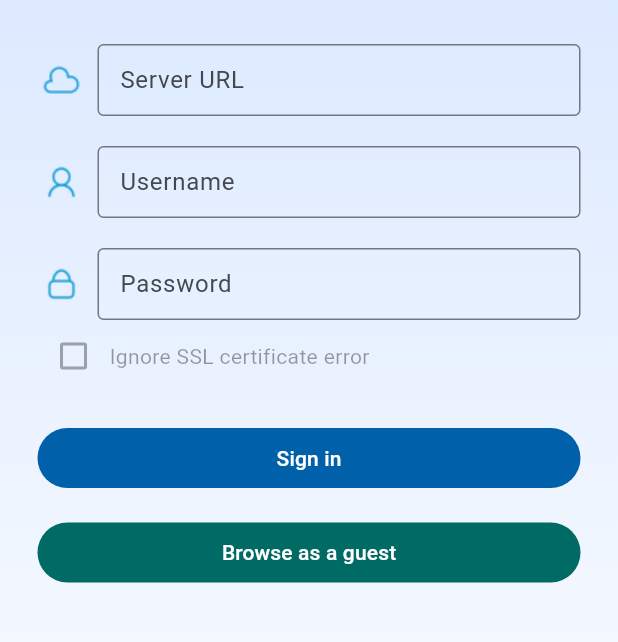
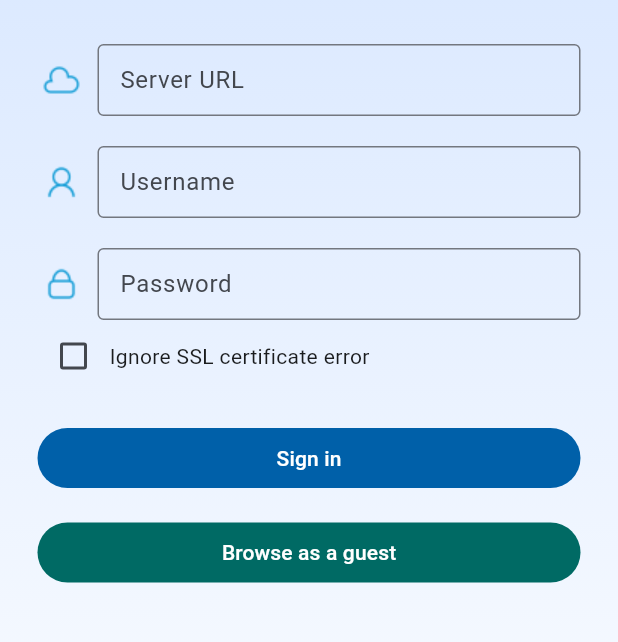
Before and after one commit to BFWXKJGS/AlistClient, a Flutter app: the LoginScreen screen opened by its route, after a tap on "Disagree", on a phone screen of 412 x 824 dp, the part 265-907 px from its top. Run offline on Flutter 3.47's test engine with Material 2 defaults, Android fonts, the phone set to English and light mode, and no system bars; our stand-ins replace dio, extended_image, floor, flutter_smart_dialog, get, open_file and 5 more; missing offline and left inert: auto_orientation, flustars, flutter_aliplayer, markdown, markdown_widget, screen_brightness and 2 more; accounts and stored records are empty; generated files the repository leaves out were written again.

Commit message:
feat:Improve login page logic.

```diff
--- /dev/null
+++ b/lib/entity/my_info_resp.dart
@@ -0,0 +1,29 @@
+import 'package:alist/generated/json/base/json_field.dart';
+import 'package:alist/generated/json/my_info_resp.g.dart';
+import 'dart:convert';
+
+@JsonSerializable()
+class MyInfoResp {
+	late int id;
+	late String username;
+	late String password;
+	@JSONField(name: "base_path")
+	late String basePath;
+	late int role;
+	late bool disabled;
+	late int permission;
+	@JSONField(name: "sso_id")
+	late String ssoId;
+	late bool otp;
+
+	MyInfoResp();
+
+	factory MyInfoResp.fromJson(Map<String, dynamic> json) => $MyInfoRespFromJson(json);
+
+	Map<String, dynamic> toJson() => $MyInfoRespToJson(this);
+
+	@override
+	String toString() {
+		return jsonEncode(this);
+	}
+}
--- a/lib/l10n/intl_en_us.dart
+++ b/lib/l10n/intl_en_us.dart
@@ -6,9 +6,9 @@ const translationsEnUS = {
   "screenName_home": "Home",
   "screenName_donate": "Donate",
   "screenName_about": "About",
-  "loginScreen_hint_username": "Username",
-  "loginScreen_hint_password": "Password",
-  "loginScreen_hint_serverUrl": "Server URL",
+  "loginScreen_label_username": "Username",
+  "loginScreen_label_password": "Password",
+  "loginScreen_label_serverUrl": "Server URL",
   "loginScreen_button_login": "Sign in",
   "loginScreen_button_guestMode": "Browse as a guest",
   "loginScreen_tips_serverUrlError": "Server URL is invalid",
--- a/lib/l10n/intl_keys.dart
+++ b/lib/l10n/intl_keys.dart
@@ -6,9 +6,9 @@ class Intl {
   static const String screenName_home = "screenName_home";
   static const String screenName_donate = "screenName_donate";
   static const String screenName_about = "screenName_about";
-  static const String loginScreen_hint_username = "loginScreen_hint_username";
-  static const String loginScreen_hint_password = "loginScreen_hint_password";
-  static const String loginScreen_hint_serverUrl = "loginScreen_hint_serverUrl";
+  static const String loginScreen_label_username = "loginScreen_label_username";
+  static const String loginScreen_label_password = "loginScreen_label_password";
+  static const String loginScreen_label_serverUrl = "loginScreen_label_serverUrl";
   static const String loginScreen_button_login = "loginScreen_button_login";
   static const String loginScreen_button_guestMode = "loginScreen_button_guestMode";
   static const String loginScreen_tips_serverUrlError = "loginScreen_tips_serverUrlError";
--- a/lib/l10n/intl_zh_cn.dart
+++ b/lib/l10n/intl_zh_cn.dart
@@ -6,9 +6,9 @@ const translationsZhCN = {
   "screenName_home": "首页",
   "screenName_donate": "赞赏",
   "screenName_about": "关于我们",
-  "loginScreen_hint_username": "用户名",
-  "loginScreen_hint_password": "密码",
-  "loginScreen_hint_serverUrl": "服务器地址",
+  "loginScreen_label_username": "用户名",
+  "loginScreen_label_password": "密码",
+  "loginScreen_label_serverUrl": "服务器地址",
   "loginScreen_button_login": "登录",
   "loginScreen_button_guestMode": "游客模式",
   "loginScreen_tips_serverUrlError": "请输入正确的服务器地址",
--- a/lib/net/net_error_handler.dart
+++ b/lib/net/net_error_handler.dart
@@ -2,12 +2,16 @@ import 'dart:io';
 
 import 'package:alist/l10n/intl_keys.dart';
 import 'package:alist/net/json_parse_error.dart';
+import 'package:alist/net/redirect_exception.dart';
 import 'package:alist/util/log_utils.dart';
 import 'package:dio/dio.dart';
 import 'package:get/get.dart';
 
 class NetErrorHandler {
   static String netErrorToMessage(dynamic error) {
+    if (error is RedirectException) {
+      return error.message;
+    }
     if (error is JsonParseException) {
       return Intl.net_error_parse_error.tr;
     }
--- a/lib/router.dart
+++ b/lib/router.dart
@@ -19,7 +19,7 @@ class AlistRouter {
 
   static final List<GetPage> screens = [
     GetPage(name: NamedRouter.root, page: () => const SplashScreen()),
-    GetPage(name: NamedRouter.login, page: () => const LoginScreen()),
+    GetPage(name: NamedRouter.login, page: () => LoginScreen()),
     GetPage(name: NamedRouter.home, page: () => const HomeScreen()),
     GetPage(name: NamedRouter.fileList, page: () => const FileListScreen()),
     GetPage(name: NamedRouter.settings, page: () => const SettingsScreen()),
--- a/lib/screen/login_screen.dart
+++ b/lib/screen/login_screen.dart
@@ -1,6 +1,7 @@
 import 'dart:io';
 
 import 'package:alist/entity/login_resp_entity.dart';
+import 'package:alist/entity/my_info_resp.dart';
 import 'package:alist/generated/images.dart';
 import 'package:alist/l10n/intl_keys.dart';
 import 'package:alist/net/dio_utils.dart';
@@ -8,27 +9,83 @@ import 'package:alist/util/constant.dart';
 import 'package:alist/util/global.dart';
 import 'package:alist/util/keyboard_utils.dart';
 import 'package:alist/util/named_router.dart';
+import 'package:alist/util/string_utils.dart';
 import 'package:alist/util/user_controller.dart';
 import 'package:alist/widget/alist_scaffold.dart';
 import 'package:dio/dio.dart';
+import 'package:flustars/flustars.dart';
 import 'package:flutter/gestures.dart';
 import 'package:flutter/material.dart';
 import 'package:flutter_smart_dialog/flutter_smart_dialog.dart';
 import 'package:get/get.dart';
-import 'package:sp_util/sp_util.dart';
 
 typedef LoginSuccessCallback = Function();
 typedef LoginFailureCallback = Function(int code, String msg);
 
+const _bottomBarTypes1 = ["http://", "https://", "www.", "m."];
+const _bottomBarTypes2 = ["www.", "m.", ".com", ".cn"];
+
 class LoginScreen extends StatelessWidget {
-  const LoginScreen({super.key});
+  final loginScreenController = Get.put(LoginScreenController());
+
+  LoginScreen({super.key});
 
   @override
   Widget build(BuildContext context) {
     return AlistScaffold(
       appbarTitle: Text(Intl.screenName_login.tr),
-      body: SingleChildScrollView(
-        child: LoginScreenContainer(),
+      body: Stack(
+        children: [
+          GestureDetector(
+            onTap: () {
+              Get.focusScope?.unfocus();
+            },
+            behavior: HitTestBehavior.translucent,
+            child: SingleChildScrollView(
+              child: LoginScreenContainer(),
+            ),
+          ),
+          Obx(() => Positioned(
+                bottom: 0,
+                left: 0,
+                right: 0,
+                child: buildServerUrlBottomBar(
+                  context,
+                  loginScreenController.bottomBarTypes,
+                  loginScreenController.keyboardHeight.value > 0 &&
+                      loginScreenController.addressTextFieldIsFocused.value,
+                ),
+              )),
+        ],
+      ),
+    );
+  }
+
+  Widget buildServerUrlBottomBar(
+      BuildContext context, List<String> bottomBarTypes, bool visible) {
+    if (!visible) {
+      return const SizedBox();
+    }
+
+    return Container(
+      padding: const EdgeInsets.symmetric(horizontal: 6),
+      color: Theme.of(context).colorScheme.surfaceVariant,
+      child: Row(
+        children: [
+          for (var value1 in bottomBarTypes)
+            Expanded(
+              child: Padding(
+                padding: const EdgeInsets.symmetric(horizontal: 4),
+                child: ElevatedButton(
+                    style: ButtonStyle(
+                        minimumSize:
+                            MaterialStateProperty.all(const Size(0, 30))),
+                    onPressed: () =>
+                        loginScreenController.appendServerUrlText(value1),
+                    child: Text(value1)),
+              ),
+            )
+        ],
       ),
     );
   }
@@ -37,18 +94,21 @@ class LoginScreen extends StatelessWidget {
 class LoginScreenContainer extends StatelessWidget {
   LoginScreenContainer({super.key});
 
-  final loginScreenController = Get.put(LoginScreenController());
+  final loginScreenController = Get.find<LoginScreenController>();
 
   @override
   Widget build(BuildContext context) {
-    InputDecoration phoneNumberDecoration = LoginInputDecoration(
-      hintText: Intl.loginScreen_hint_username.tr,
+    InputDecoration usernameDecoration = LoginInputDecoration(
+      hintText: "guest",
+      labelText: Intl.loginScreen_label_username.tr,
     );
     InputDecoration passwordDecoration = LoginInputDecoration(
-      hintText: Intl.loginScreen_hint_password.tr,
+      hintText: "password",
+      labelText: Intl.loginScreen_label_password.tr,
     );
     InputDecoration addressDecoration = LoginInputDecoration(
-      hintText: Intl.loginScreen_hint_serverUrl.tr,
+      hintText: "https://example.com/",
+      labelText: Intl.loginScreen_label_serverUrl.tr,
     );
 
     return Padding(
@@ -61,11 +121,13 @@ class LoginScreenContainer extends StatelessWidget {
             icon: Image.asset(Images.loginScreenServerUrl),
             decoration: addressDecoration,
             controller: loginScreenController.addressController,
+            focusNode: loginScreenController.addressFocusNode,
+            keyboardType: TextInputType.url,
           ),
           LoginTextField(
             padding: const EdgeInsets.only(top: 20),
             icon: Image.asset(Images.loginScreenAccount),
-            decoration: phoneNumberDecoration,
+            decoration: usernameDecoration,
             controller: loginScreenController.usernameController,
           ),
           LoginTextField(
@@ -102,7 +164,7 @@ class LoginScreenContainer extends StatelessWidget {
               if (address.isEmpty) {
                 loginScreenController._tryEntryDefaultServer(context);
               } else {
-                loginScreenController._enterVisitorMode(context, address);
+                loginScreenController._enterVisitorMode(address);
               }
             },
             child: Center(
@@ -119,28 +181,16 @@ class LoginScreenContainer extends StatelessWidget {
       children: [
         Checkbox(
           value: loginScreenController.ignoreSSLError.value,
-          onChanged: loginScreenController.sslErrorIgnoreCheckboxEnable.value
-              ? (checked) {
-                  loginScreenController.ignoreSSLError.value = checked ?? false;
-                }
-              : null,
+          onChanged: (checked) {
+            loginScreenController.ignoreSSLError.value = checked ?? false;
+          },
         ),
         GestureDetector(
           onTap: () {
-            if (loginScreenController.sslErrorIgnoreCheckboxEnable.value) {
-              loginScreenController.ignoreSSLError.value =
-                  !loginScreenController.ignoreSSLError.value;
-            }
+            loginScreenController.ignoreSSLError.value =
+                !loginScreenController.ignoreSSLError.value;
           },
-          child: Text(
-            Intl.loginScreen_checkbox_ignore_ssl_error.tr,
-            style: !loginScreenController.sslErrorIgnoreCheckboxEnable.value
-                ? Theme.of(context)
-                    .textTheme
-                    .bodyMedium
-                    ?.copyWith(color: Theme.of(context).disabledColor)
-                : null,
-          ),
+          child: Text(Intl.loginScreen_checkbox_ignore_ssl_error.tr),
         ),
       ],
     );
@@ -148,41 +198,38 @@ class LoginScreenContainer extends StatelessWidget {
 }
 
 class LoginInputDecoration extends InputDecoration {
-  const LoginInputDecoration({required String hintText})
+  LoginInputDecoration({required String hintText, required String labelText})
       : super(
           hintText: hintText,
           border: const OutlineInputBorder(),
           isCollapsed: true,
+          label: Text(labelText),
           isDense: true,
           contentPadding:
               const EdgeInsets.symmetric(horizontal: 11, vertical: 12),
         );
 }
 
-class LoginScreenController extends GetxController {
+class LoginScreenController extends GetxController with WidgetsBindingObserver {
   final UserController userController = Get.find();
+  final FocusNode addressFocusNode = FocusNode();
   final addressController = TextEditingController();
   final usernameController = TextEditingController();
   final passwordController = TextEditingController();
   final twofaController = TextEditingController();
   final CancelToken _cancelToken = CancelToken();
+  var keyboardHeight = 0.0.obs;
+  var bottomBarTypes = _bottomBarTypes1.obs;
+  var addressTextFieldIsFocused = false.obs;
 
-  var sslErrorIgnoreCheckboxEnable = false.obs;
   var ignoreSSLError = false.obs;
 
   @override
   void onInit() {
     super.onInit();
     addressController.addListener(() {
-      var sslErrorIgnoreCheckboxEnable =
-          addressController.text.trim().startsWith("https");
-      if (sslErrorIgnoreCheckboxEnable !=
-          this.sslErrorIgnoreCheckboxEnable.value) {
-        this.sslErrorIgnoreCheckboxEnable.value = sslErrorIgnoreCheckboxEnable;
-        if (!sslErrorIgnoreCheckboxEnable) {
-          ignoreSSLError.value = false;
-        }
-      }
+      var text = addressController.text.trim();
+      bottomBarTypes.value = text.isEmpty ? _bottomBarTypes1 : _bottomBarTypes2;
     });
     ignoreSSLError.value =
         SpUtil.getBool(AlistConstant.ignoreSSLError) ?? false;
@@ -199,12 +246,27 @@ class LoginScreenController extends GetxController {
       Future.delayed(const Duration(microseconds: 200))
           .then((value) => _showAgreementDialog());
     }
+    WidgetsBinding.instance.addObserver(this);
+    addressFocusNode.addListener(() {
+      addressTextFieldIsFocused.value = addressFocusNode.hasFocus;
+    });
+  }
+
+  @override
+  void didChangeMetrics() {
+    super.didChangeMetrics();
+    WidgetsBinding.instance.addPostFrameCallback((timeStamp) {
+      if (Get.context != null) {
+        keyboardHeight.value = MediaQuery.of(Get.context!).viewInsets.bottom;
+      }
+    });
   }
 
   @override
   void onClose() {
+    WidgetsBinding.instance.removeObserver(this);
+    _cancelToken.cancel();
     super.onClose();
-    _cancelToken.cancel();
   }
 
   Future<void> _login(
@@ -218,10 +280,17 @@ class LoginScreenController extends GetxController {
     var username = usernameController.text.trim();
     var password = passwordController.text.trim();
     var twofaCode = twofaController.text.trim();
+    if (username.isEmpty && password.isEmpty) {
+      _enterVisitorMode(address);
+      return;
+    }
 
     if (!_checkServerUrl(address)) {
       SmartDialog.showToast(Intl.loginScreen_tips_serverUrlError.tr);
       return;
+    }
+    if (!address.startsWith("http://") && !address.startsWith("https://")) {
+      address = "http://$address";
     }
     if (username.isEmpty || password.isEmpty) {
       SmartDialog.showToast(Intl.loginScreen_tips_usernameOrPasswordEmpty.tr);
@@ -239,6 +308,7 @@ class LoginScreenController extends GetxController {
         'password': password,
         'otp_code': twofaCode,
       },
+      options: Options(followRedirects: false),
       cancelToken: _cancelToken,
       onSuccess: (data) {
         userController.login(User(
@@ -260,13 +330,13 @@ class LoginScreenController extends GetxController {
     if (serverUrl.isEmpty) {
       return false;
     }
-    if (!serverUrl.startsWith("http://") && !serverUrl.startsWith("https://")) {
+    if (serverUrl.contains(" ")) {
       return false;
     }
     return true;
   }
 
-  _enterVisitorMode(BuildContext context, String address) {
+  _enterVisitorMode(String address, {bool useDemoServer = false}) {
     if (!address.endsWith("/")) {
       address = "$address/";
     }
@@ -274,17 +344,42 @@ class LoginScreenController extends GetxController {
       SmartDialog.showToast(Intl.loginScreen_tips_serverUrlError.tr);
       return;
     }
+    if (!address.startsWith("http://") && !address.startsWith("https://")) {
+      address = "http://$address";
+    }
 
     var baseUrl = "${address}api/";
     DioUtils.instance.configAgain(baseUrl, ignoreSSLError.value);
+    SmartDialog.showLoading(
+        msg: "checking...", backDismiss: false, clickMaskDismiss: false);
+    DioUtils.instance.requestNetwork<MyInfoResp>(Method.get, "me",
+        options: Options(followRedirects: false), onSuccess: (data) {
+      _doAfterEnterVisitorMode(baseUrl, address, data?.username,
+          useDemoServer: useDemoServer);
+      SmartDialog.dismiss();
+    }, onError: (code, message) {
+      if (code == 301) {
+        var baseUrl = message.substringBeforeLast("api/me")!;
+        addressController.text = baseUrl;
+        _enterVisitorMode(baseUrl, useDemoServer: useDemoServer);
+        return;
+      }
+      SmartDialog.dismiss();
+    });
+  }
+
+  void _doAfterEnterVisitorMode(
+      String baseUrl, String address, String? username,
+      {bool useDemoServer = false}) {
     SpUtil.putBool(AlistConstant.ignoreSSLError, ignoreSSLError.value);
     userController.login(User(
       baseUrl: baseUrl,
       serverUrl: address,
-      username: "guest",
+      username: username ?? "guest",
       password: null,
       token: null,
       guest: true,
+      useDemoServer: useDemoServer,
     ));
     Get.offNamed(NamedRouter.home);
   }
@@ -306,7 +401,7 @@ class LoginScreenController extends GetxController {
           ),
           TextButton(
             onPressed: () {
-              _enterVisitorMode(context, Global.demoServerBaseUrl);
+              _enterVisitorMode(Global.demoServerBaseUrl, useDemoServer: true);
               SmartDialog.dismiss();
             },
             child: Text(Intl.guestModeDialog_btn_ok.tr),
@@ -324,6 +419,12 @@ class LoginScreenController extends GetxController {
       },
       onFailure: (code, message) {
         SmartDialog.dismiss();
+        if (code == 301) {
+          // redirect
+          addressController.text = message;
+          _onLoginButtonClick(context);
+          return;
+        }
         if (code == 402) {
           // need 2FA code
           if (twofaController.text.isNotEmpty) {
@@ -460,6 +561,12 @@ class LoginScreenController extends GetxController {
     KeyboardUtil.hideKeyboard(context);
     _onLoginButtonClick(context);
   }
+
+  appendServerUrlText(String text) {
+    addressController.text = "${addressController.text}$text";
+    addressController.selection = TextSelection.fromPosition(
+        TextPosition(offset: addressController.text.length));
+  }
 }
 
 class LoginTextField extends StatelessWidget {
@@ -470,6 +577,8 @@ class LoginTextField extends StatelessWidget {
     required this.controller,
     required this.padding,
     this.obscureText = false,
+    this.keyboardType,
+    this.focusNode,
   });
 
   final InputDecoration decoration;
@@ -477,6 +586,8 @@ class LoginTextField extends StatelessWidget {
   final Widget icon;
   final EdgeInsetsGeometry padding;
   final bool obscureText;
+  final TextInputType? keyboardType;
+  final FocusNode? focusNode;
 
   @override
   Widget build(BuildContext context) {
@@ -493,6 +604,8 @@ class LoginTextField extends StatelessWidget {
               decoration: decoration,
               controller: controller,
               obscureText: obscureText,
+              focusNode: focusNode,
+              keyboardType: keyboardType,
             ),
           )
         ],
--- a/lib/util/constant.dart
+++ b/lib/util/constant.dart
@@ -17,6 +17,7 @@ class AlistConstant {
   static const String password = 'password';
   static const String token = 'token';
   static const String guest = 'guest';
+  static const String useDemoServer = 'useDemoServer';
   static const String isAgreePrivacyPolicy = 'isAgreePrivacyPolicy';
   static const String ignoreSSLError = "ignoreSSLError";
 
--- a/lib/widget/alist_scaffold.dart
+++ b/lib/widget/alist_scaffold.dart
@@ -7,10 +7,12 @@ class AlistScaffold extends StatelessWidget {
     required this.appbarTitle,
     required this.body,
     this.onLeadingDoubleTap,
+    this.resizeToAvoidBottomInset,
   }) : super(key: key);
   final Widget appbarTitle;
   final Widget body;
   final GestureTapCallback? onLeadingDoubleTap;
+  final bool? resizeToAvoidBottomInset;
 
   @override
   Widget build(BuildContext context) {
@@ -37,6 +39,7 @@ class AlistScaffold extends StatelessWidget {
               ),
         child: Scaffold(
           backgroundColor: isDarkMode ? null : Colors.transparent,
+          resizeToAvoidBottomInset : resizeToAvoidBottomInset ?? true,
           appBar: AppBar(
             leading: canPop
                 ? GestureDetector(
```
Also changed, not shown: lib/net/dio_utils.dart (+28 -10 lines), lib/net/redirect_exception.dart (added, +11 -0 lines), lib/util/user_controller.dart (+15 -2 lines), lib/generated/json/base/json_convert_content.dart, lib/generated/json/my_info_resp.g.dart (added), 2 other files.
